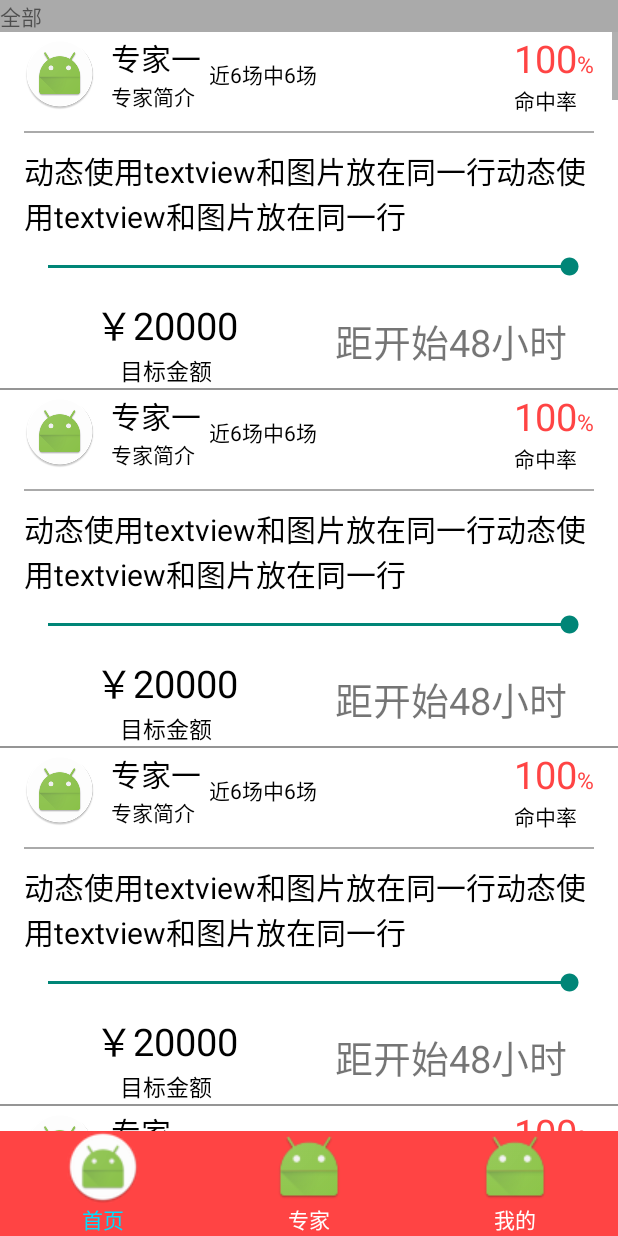
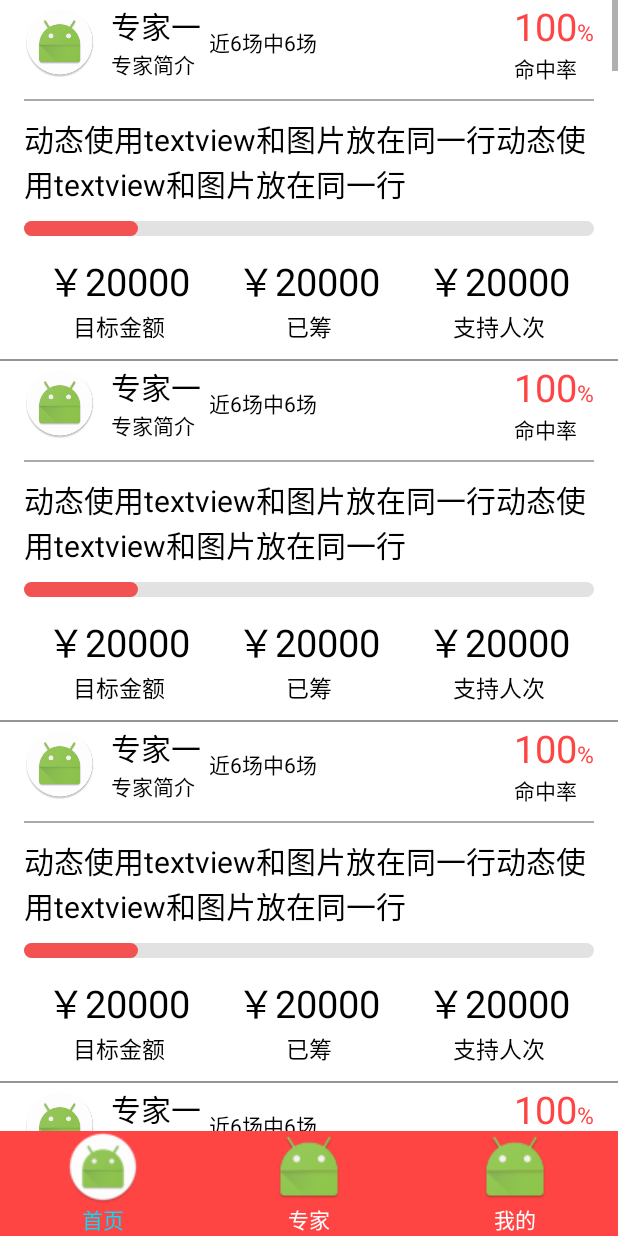
Before and after one commit to yangjinling/MicaiFox, an Android app: the fragment ExpertsDetailFragment placed in its activity, on a phone screen of 412 x 824 dp. Run offline under Robolectric (Android 15) with nearby library versions, the phone set to English and light mode, and no system bars; our stand-ins replace ButterKnife, EventBus; pictures from the network do not load; 1 statement that could not run was skipped.

Commit message:
分支yjl----增加banner轮播，我的模块，首页众筹模块，专家模块的基本内容,首页模块进度显示

```diff
--- a/app/src/main/java/com/micai/fox/fragment/ExpertsDetailFragment.java
+++ b/app/src/main/java/com/micai/fox/fragment/ExpertsDetailFragment.java
@@ -24,7 +24,7 @@ import java.util.ArrayList;
 
 public class ExpertsDetailFragment extends Fragment {
     private int kind;
-    private TextView tv;
+//    private TextView tv;
     private ArrayList<String> data;
     private ListView lv;
 
@@ -33,17 +33,16 @@ public class ExpertsDetailFragment extends Fragment {
     public View onCreateView(LayoutInflater inflater, @Nullable ViewGroup container, @Nullable Bundle savedInstanceState) {
         View view = inflater.inflate(R.layout.fragment_detail_experts, container, false);
         kind = getArguments().getInt("KIND", 0);
-        tv = ((TextView) view.findViewById(R.id.fragment_experts_tv));
         lv = ((ListView) view.findViewById(R.id.experts_fragment_lv));
         switch (kind) {
             case 0:
-                tv.setText("全部");
+//                tv.setText("全部");
                 break;
             case 1:
-                tv.setText("盈利榜");
+//                tv.setText("盈利榜");
                 break;
             case 2:
-                tv.setText("命中榜");
+//                tv.setText("命中榜");
                 break;
         }
         data = getData();
--- a/app/src/main/java/com/micai/fox/fragment/HomeFragment.java
+++ b/app/src/main/java/com/micai/fox/fragment/HomeFragment.java
@@ -9,6 +9,7 @@ import android.support.v7.widget.RecyclerView;
 import android.view.LayoutInflater;
 import android.view.View;
 import android.view.ViewGroup;
+import android.widget.AdapterView;
 import android.widget.ImageView;
 import android.widget.ListView;
 import android.widget.RelativeLayout;
@@ -18,6 +19,7 @@ import android.widget.Toast;
 import com.bumptech.glide.Glide;
 import com.micai.fox.R;
 import com.micai.fox.activity.ExpertsDetailActivity;
+import com.micai.fox.activity.ZhongChouDetailActivity;
 import com.micai.fox.adapter.MyListViewVAdapter;
 import com.micai.fox.adapter.MyRecycleHAdapter;
 import com.youth.banner.Banner;
@@ -32,8 +34,8 @@ import butterknife.ButterKnife;
  */
 
 public class HomeFragment extends Fragment {
-   /* @Bind(R.id.iv_home)
-    ImageView homeIv;*/
+    /* @Bind(R.id.iv_home)
+     ImageView homeIv;*/
     @Bind(R.id.recycleview_h)
     RecyclerView recycleviewH;
     @Bind(R.id.listview_home)
@@ -92,6 +94,13 @@ public class HomeFragment extends Fragment {
             @Override
             public void onItemLongClick(View view, int position) {
                 Toast.makeText(getContext(), "long click " + position + " item", Toast.LENGTH_SHORT).show();
+            }
+        });
+        listviewHome.setOnItemClickListener(new AdapterView.OnItemClickListener() {
+            @Override
+            public void onItemClick(AdapterView<?> adapterView, View view, int i, long l) {
+                Intent intent = new Intent(getActivity(), ZhongChouDetailActivity.class);
+                getContext().startActivity(intent);
             }
         });
         initBanner();
--- /dev/null
+++ b/app/src/main/res/drawable/layer_list_progress_drawable.xml
@@ -0,0 +1,16 @@
+<?xml version="1.0" encoding="utf-8"?>
+<layer-list xmlns:android="http://schemas.android.com/apk/res/android">
+
+    <item
+        android:id="@android:id/background"
+        android:drawable="@drawable/shape_progressbar_bg" />
+
+    <item android:id="@android:id/progress">
+
+        <scale
+            android:drawable="@drawable/shape_progressbar_progress"
+            android:scaleWidth="100%" />
+
+    </item>
+
+</layer-list>
--- /dev/null
+++ b/app/src/main/res/drawable/shape_progressbar_bg.xml
@@ -0,0 +1,7 @@
+<?xml version="1.0" encoding="utf-8"?>
+<shape xmlns:android="http://schemas.android.com/apk/res/android">
+
+    <corners android:radius="10dp" />
+    <solid android:color="#e2e2e2" />
+
+</shape>
--- /dev/null
+++ b/app/src/main/res/drawable/shape_progressbar_progress.xml
@@ -0,0 +1,7 @@
+<?xml version="1.0" encoding="utf-8"?>
+<shape xmlns:android="http://schemas.android.com/apk/res/android">
+
+    <corners android:radius="10dp" />
+    <solid android:color="#f25252" />
+
+</shape>
--- a/app/src/main/res/layout/fragment_detail_experts.xml
+++ b/app/src/main/res/layout/fragment_detail_experts.xml
@@ -6,6 +6,7 @@
     android:orientation="vertical">
 
     <TextView
+        android:visibility="gone"
         android:id="@+id/fragment_experts_tv"
         android:layout_width="match_parent"
         android:layout_height="wrap_content"
--- a/app/src/main/res/layout/item_v_listview.xml
+++ b/app/src/main/res/layout/item_v_listview.xml
@@ -95,17 +95,44 @@
         android:textColor="@android:color/black"
         android:textSize="20sp" />
 
-    <SeekBar
-        android:progress="100"
+    <ProgressBar
+        android:layout_marginTop="10dp"
+        style="@android:style/Widget.ProgressBar.Horizontal"
         android:layout_width="match_parent"
-        android:layout_height="wrap_content"
-        android:layout_marginTop="10dp" />
-
+        android:layout_height="10dp"
+        android:max="100"
+        android:progress="20"
+        android:progressDrawable="@drawable/layer_list_progress_drawable" />
     <LinearLayout
+        android:layout_marginBottom="10dp"
         android:layout_width="match_parent"
         android:layout_height="wrap_content"
         android:layout_marginTop="10dp"
         android:orientation="horizontal">
+
+        <LinearLayout
+            android:layout_width="0dp"
+            android:layout_height="wrap_content"
+            android:layout_weight="1"
+            android:layout_gravity="center"
+            android:gravity="center"
+            android:orientation="vertical">
+
+            <TextView
+                android:layout_width="wrap_content"
+                android:layout_height="wrap_content"
+                android:text="￥20000"
+                android:textColor="@android:color/black"
+                android:textSize="25sp" />
+
+            <TextView
+                android:gravity="center"
+                android:layout_width="match_parent"
+                android:layout_height="match_parent"
+                android:text="目标金额"
+                android:textColor="@android:color/black"
+                android:textSize="15sp" />
+        </LinearLayout>
 
         <LinearLayout
             android:layout_width="0dp"
@@ -124,37 +151,12 @@
             <TextView
                 android:layout_width="wrap_content"
                 android:layout_height="wrap_content"
-                android:text="目标金额"
-                android:textColor="@android:color/black"
-                android:textSize="15sp" />
-        </LinearLayout>
-
-        <LinearLayout
-            android:visibility="gone"
-            android:layout_width="0dp"
-            android:layout_height="wrap_content"
-            android:layout_weight="1"
-            android:gravity="center"
-            android:orientation="vertical">
-
-            <TextView
-                android:visibility="gone"
-                android:layout_width="wrap_content"
-                android:layout_height="wrap_content"
-                android:text="￥20000"
-                android:textColor="@android:color/black"
-                android:textSize="25sp" />
-
-            <TextView
-                android:layout_width="wrap_content"
-                android:layout_height="wrap_content"
                 android:text="已筹"
                 android:textColor="@android:color/black"
                 android:textSize="15sp" />
         </LinearLayout>
 
         <LinearLayout
-            android:visibility="gone"
             android:layout_width="0dp"
             android:layout_height="wrap_content"
             android:layout_weight="1"
@@ -177,6 +179,7 @@
         </LinearLayout>
 
         <TextView
+            android:visibility="gone"
             android:gravity="center"
             android:text="距开始48小时"
             android:textSize="25sp"
```
Also changed, not shown: app/src/main/java/com/micai/fox/activity/ZhongChouDetailActivity.java (+29 -1 lines), app/src/main/res/layout/activity_zhong_chou_detail.xml (+4 -3 lines).
